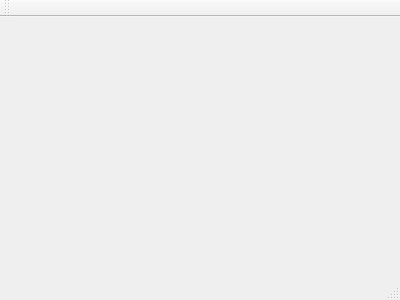
Old version of the form mainwindow.ui in the repository peredelkin/ecu_editor.
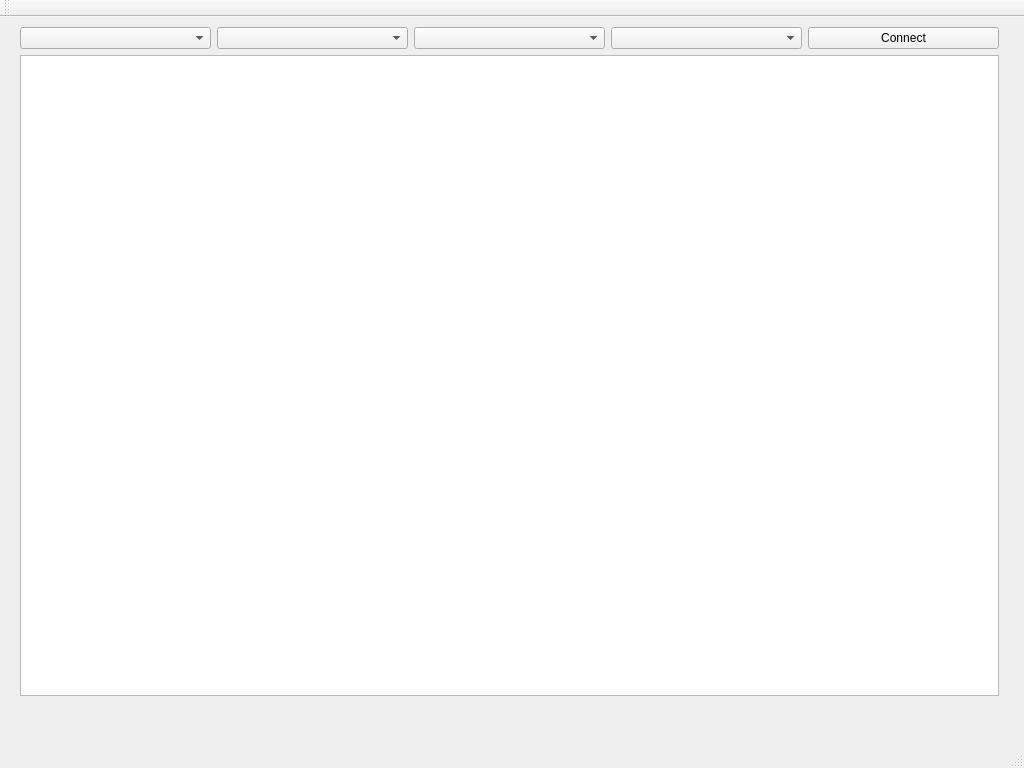
New version of the form.

```diff
--- a/mainwindow.ui
+++ b/mainwindow.ui
@@ -1,24 +1,128 @@
 <ui version="4.0">
  <class>MainWindow</class>
- <widget class="QMainWindow" name="MainWindow" >
-  <property name="geometry" >
+ <widget class="QMainWindow" name="MainWindow">
+  <property name="geometry">
    <rect>
     <x>0</x>
     <y>0</y>
-    <width>400</width>
-    <height>300</height>
+    <width>1024</width>
+    <height>768</height>
    </rect>
   </property>
-  <property name="windowTitle" >
+  <property name="sizePolicy">
+   <sizepolicy hsizetype="Fixed" vsizetype="Fixed">
+    <horstretch>0</horstretch>
+    <verstretch>0</verstretch>
+   </sizepolicy>
+  </property>
+  <property name="windowTitle">
    <string>MainWindow</string>
   </property>
-  <widget class="QMenuBar" name="menuBar" />
-  <widget class="QToolBar" name="mainToolBar" />
-  <widget class="QWidget" name="centralWidget" />
-  <widget class="QStatusBar" name="statusBar" />
+  <widget class="QWidget" name="centralWidget">
+   <widget class="QWidget" name="gridLayoutWidget_2">
+    <property name="geometry">
+     <rect>
+      <x>9</x>
+      <y>-1</y>
+      <width>1001</width>
+      <height>691</height>
+     </rect>
+    </property>
+    <layout class="QGridLayout" name="gridLayout_2">
+     <item row="0" column="0">
+      <layout class="QGridLayout" name="gridLayout">
+       <item row="0" column="5">
+        <widget class="QComboBox" name="comboBox_StopBits">
+         <property name="sizeAdjustPolicy">
+          <enum>QComboBox::AdjustToContents</enum>
+         </property>
+        </widget>
+       </item>
+       <item row="0" column="2">
+        <widget class="QComboBox" name="comboBox_standardBaudRates">
+         <property name="sizePolicy">
+          <sizepolicy hsizetype="Preferred" vsizetype="Preferred">
+           <horstretch>0</horstretch>
+           <verstretch>0</verstretch>
+          </sizepolicy>
+         </property>
+         <property name="maxVisibleItems">
+          <number>5</number>
+         </property>
+         <property name="sizeAdjustPolicy">
+          <enum>QComboBox::AdjustToContents</enum>
+         </property>
+        </widget>
+       </item>
+       <item row="0" column="3">
+        <widget class="QComboBox" name="comboBox_Parity">
+         <property name="sizeAdjustPolicy">
+          <enum>QComboBox::AdjustToContents</enum>
+         </property>
+        </widget>
+       </item>
+       <item row="0" column="6">
+        <widget class="QPushButton" name="pushButton_Connect">
+         <property name="text">
+          <string>Connect</string>
+         </property>
+         <property name="checkable">
+          <bool>true</bool>
+         </property>
+         <property name="checked">
+          <bool>false</bool>
+         </property>
+        </widget>
+       </item>
+       <item row="0" column="1">
+        <widget class="QComboBox" name="comboBox_availablePorts">
+         <property name="sizePolicy">
+          <sizepolicy hsizetype="Preferred" vsizetype="Preferred">
+           <horstretch>0</horstretch>
+           <verstretch>0</verstretch>
+          </sizepolicy>
+         </property>
+         <property name="maxVisibleItems">
+          <number>5</number>
+         </property>
+         <property name="sizeAdjustPolicy">
+          <enum>QComboBox::AdjustToContents</enum>
+         </property>
+        </widget>
+       </item>
+      </layout>
+     </item>
+     <item row="1" column="0">
+      <widget class="QTableWidget" name="tableWidget">
+       <property name="sizeAdjustPolicy">
+        <enum>QAbstractScrollArea::AdjustToContents</enum>
+       </property>
+      </widget>
+     </item>
+    </layout>
+   </widget>
+  </widget>
+  <widget class="QMenuBar" name="menuBar">
+   <property name="geometry">
+    <rect>
+     <x>0</x>
+     <y>0</y>
+     <width>1024</width>
+     <height>32</height>
+    </rect>
+   </property>
+  </widget>
+  <widget class="QToolBar" name="mainToolBar">
+   <attribute name="toolBarArea">
+    <enum>TopToolBarArea</enum>
+   </attribute>
+   <attribute name="toolBarBreak">
+    <bool>false</bool>
+   </attribute>
+  </widget>
+  <widget class="QStatusBar" name="statusBar"/>
  </widget>
- <layoutDefault spacing="6" margin="11" />
- <pixmapfunction></pixmapfunction>
+ <layoutdefault spacing="6" margin="11"/>
  <resources/>
  <connections/>
 </ui>
```
Left out of the diff: 1 changed line with no effect on the pictures.
